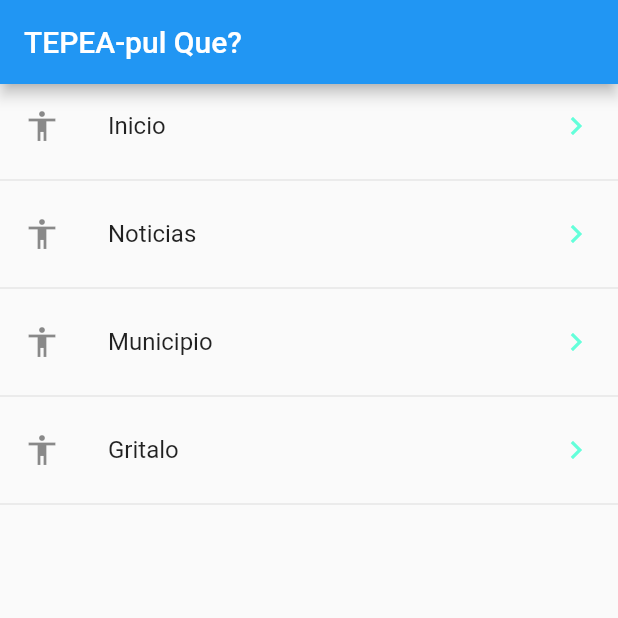
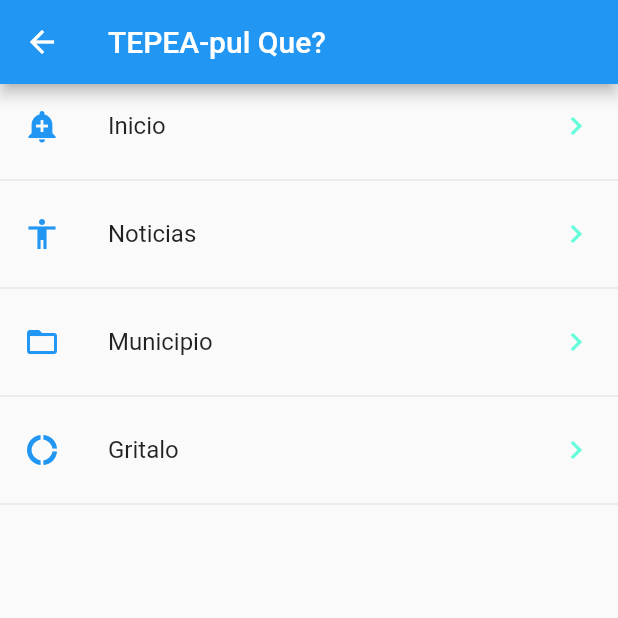
Before and after one commit to PedroCruzNOK/mundig_app, a Flutter app: the screen it shows after launch, after a tap on "Inicio", on a phone screen of 412 x 824 dp, the top half of it. Run offline on Flutter 3.47's test engine with Material 2 defaults, Android fonts, the phone set to English and light mode, and no system bars.

Commit message:
Desarrollo de rutas en  el archivo main. dart, cracion de carpeta utils para  almacenar la iconografia e interpretarla a partir de un json

```diff
--- a/lib/main.dart
+++ b/lib/main.dart
@@ -1,5 +1,9 @@
 import 'package:flutter/material.dart';
 import 'package:mundig_app/src/pages/home_page.dart';
+import 'package:mundig_app/src/pages/login_page.dart';
+import 'package:mundig_app/src/pages/municipality_page.dart';
+import 'package:mundig_app/src/pages/news_page.dart';
+import 'package:mundig_app/src/pages/shoutIt_page.dart';
 
 void main() => runApp(MyApp());
 
@@ -9,7 +13,14 @@ class MyApp extends StatelessWidget {
     return MaterialApp(
       title: 'Material App',
       debugShowCheckedModeBanner: false,
-      home:HomePage(),
+      initialRoute: 'home',
+      routes: <String, WidgetBuilder>{
+        '/': (BuildContext context) => LoginPage(),
+        'home': (BuildContext context) => HomePage(),
+        'news': (BuildContext context) => NewsPage(),
+        'municipality': (BuildContext context) => MunicipalityPage(),
+        'shoutIt': (BuildContext context) => ShoutItPage()
+      },
     );
   }
 }
--- a/lib/src/pages/home_page.dart
+++ b/lib/src/pages/home_page.dart
@@ -1,5 +1,6 @@
 import 'package:flutter/material.dart';
 import 'package:mundig_app/src/providers/menu_provider.dart';
+import 'package:mundig_app/src/utils/icono_string_util.dart';
 
 class HomePage extends StatelessWidget {
 
@@ -24,7 +25,7 @@ class HomePage extends StatelessWidget {
      builder: ( context, AsyncSnapshot<List<dynamic>> snapshot){
 
        return ListView(
-         children: _menuItems(snapshot.data),
+         children: _menuItems(snapshot.data, context),
        );
      },
     );
@@ -32,15 +33,16 @@ class HomePage extends StatelessWidget {
 
   }
 
-  List<Widget> _menuItems(List<dynamic> data) {
+  List<Widget> _menuItems(List<dynamic> data, BuildContext context) {
     final List<Widget> opciones = [];
     data.forEach((opt){
       final widgetTemp = ListTile(
         title: Text(opt ['texto']),
-        leading: Icon(Icons.accessibility),
+        leading: getIcon(opt['icon']),
         trailing: Icon(Icons.keyboard_arrow_right, color: Colors.tealAccent),
         onTap: (){
 
+          Navigator.pushNamed(context, opt['ruta']);
         },
       );
       opciones..add(widgetTemp)
--- /dev/null
+++ b/lib/src/utils/icono_string_util.dart
@@ -0,0 +1,13 @@
+import 'package:flutter/material.dart';
+
+final _icons = <String, IconData>{
+'add_alert': Icons.add_alert,
+'accessibility':Icons.accessibility,
+'folder_open':Icons.folder_open,
+'donut_large':Icons.donut_large,
+
+};
+
+Icon getIcon (String nombreIcono){
+  return Icon (_icons[nombreIcono], color:Colors.blue);
+}
```
Also changed, not shown: lib/src/pages/municipality_page.dart (added, +15 -0 lines), lib/src/pages/news_page.dart (added, +15 -0 lines), lib/src/pages/shoutIt_page.dart (added, +12 -0 lines).
